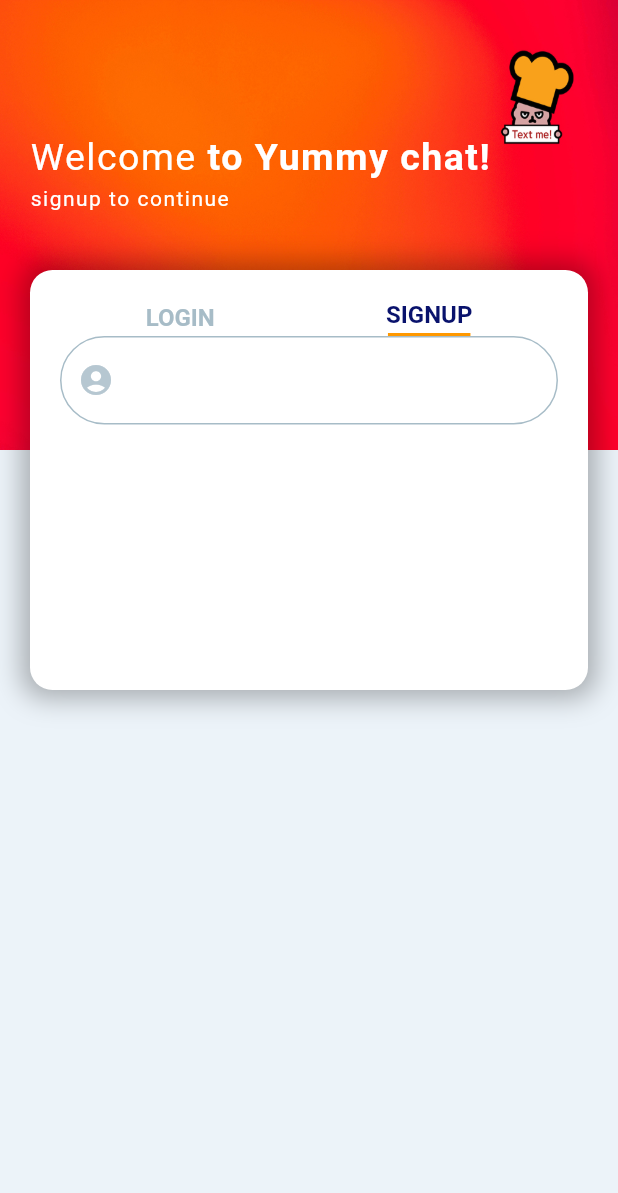
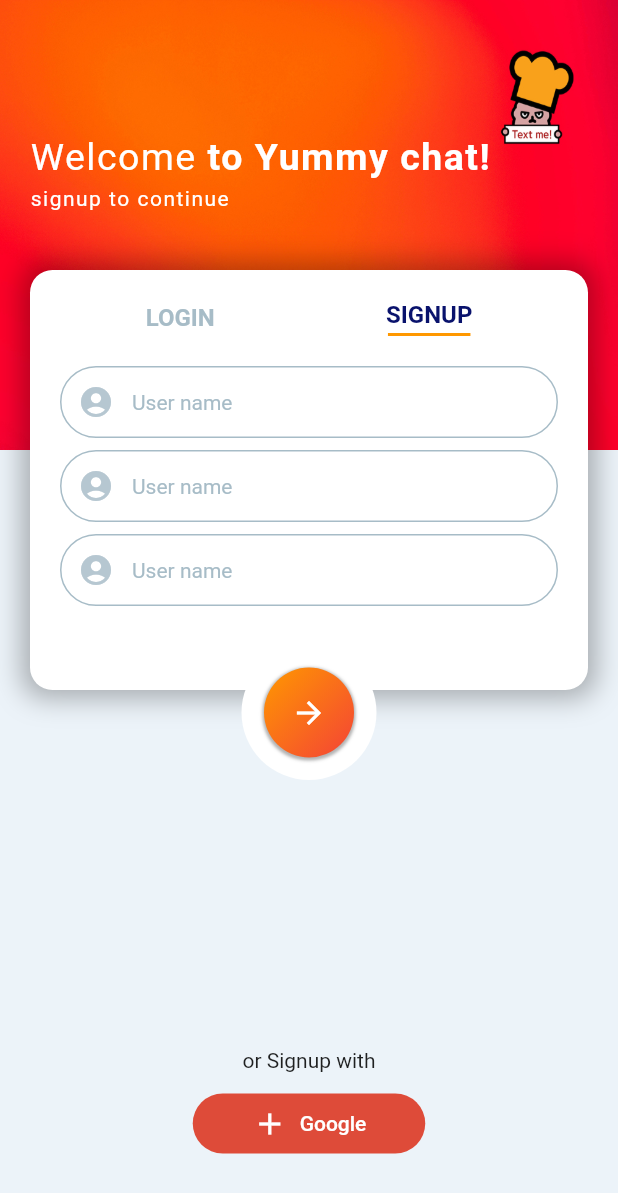
Before and after one commit to seol11796/chatting-app, a Flutter app: the screen it shows after launch, on a phone screen of 412 x 824 dp. Shown: the top 1193 px of the screen. Run offline on Flutter 3.47's test engine with Material 2 defaults, Android fonts, the phone set to English and light mode, and no system bars.

Commit message:
third commit

```diff
--- a/lib/screens/main_screen.dart
+++ b/lib/screens/main_screen.dart
@@ -18,6 +18,7 @@ class _LoginSignupScreenState extends State<LoginSignupScreen> {
       backgroundColor: Palette.backgroundColor,
       body: Stack(
     children: [
+      // 배경
       Positioned(
         top: 0,
         right: 0,
@@ -71,6 +72,7 @@ class _LoginSignupScreenState extends State<LoginSignupScreen> {
         )
         ),
       ),
+      // 텍스트 폼 필드
       Positioned(
         top: 180,
           child: Container(
@@ -151,7 +153,9 @@ class _LoginSignupScreenState extends State<LoginSignupScreen> {
                     )
                   ],
                 ),
+
                 Container(
+                  margin: EdgeInsets.only(top:20),
                   child:Form(
                     child: Column(
                       children: [
@@ -174,6 +178,72 @@ class _LoginSignupScreenState extends State<LoginSignupScreen> {
                                 borderRadius: BorderRadius.all(
                                     Radius.circular(35.0))
                             ),
+                            hintText:'User name',
+                            hintStyle: TextStyle(
+                              fontSize: 14,
+                              color: Palette.textColor1
+                            ),
+                            contentPadding: EdgeInsets.all(10)
+                          ),
+                        ),
+                        SizedBox(
+                          height: 8,
+                        ),
+                        TextFormField(
+                          decoration: InputDecoration(
+                              prefixIcon: Icon(Icons.account_circle,
+                                color: Palette.iconColor,
+                              ),
+                              enabledBorder: OutlineInputBorder(
+                                  borderSide: BorderSide(
+                                      color: Palette.textColor1
+                                  ),
+                                  borderRadius: BorderRadius.all(
+                                      Radius.circular(35.0))
+                              ),
+                              focusedBorder: OutlineInputBorder(
+                                  borderSide: BorderSide(
+                                      color: Palette.textColor1
+                                  ),
+                                  borderRadius: BorderRadius.all(
+                                      Radius.circular(35.0))
+                              ),
+                              hintText:'User name',
+                              hintStyle: TextStyle(
+                                  fontSize: 14,
+                                  color: Palette.textColor1
+                              ),
+                              contentPadding: EdgeInsets.all(10)
+                          ),
+                        ),
+                        SizedBox(
+                          height: 8,
+                        ),
+                        TextFormField(
+                          decoration: InputDecoration(
+                              prefixIcon: Icon(Icons.account_circle,
+                                color: Palette.iconColor,
+                              ),
+                              enabledBorder: OutlineInputBorder(
+                                  borderSide: BorderSide(
+                                      color: Palette.textColor1
+                                  ),
+                                  borderRadius: BorderRadius.all(
+                                      Radius.circular(35.0))
+                              ),
+                              focusedBorder: OutlineInputBorder(
+                                  borderSide: BorderSide(
+                                      color: Palette.textColor1
+                                  ),
+                                  borderRadius: BorderRadius.all(
+                                      Radius.circular(35.0))
+                              ),
+                              hintText:'User name',
+                              hintStyle: TextStyle(
+                                  fontSize: 14,
+                                  color: Palette.textColor1
+                              ),
+                              contentPadding: EdgeInsets.all(10)
                           ),
                         ),
                       ],
@@ -184,7 +254,78 @@ class _LoginSignupScreenState extends State<LoginSignupScreen> {
             ),
           ),
       ),
+      // 전송 버튼
+      Positioned(
+          top: 430,
+          left: 0,
+          right: 0,
+          child:  Center(
+            child: Container(
+              padding: EdgeInsets.all(15),
+              height: 90,
+              width: 90,
+        decoration: BoxDecoration(
+            color: Colors.white,
+            borderRadius: BorderRadius.circular(50)
+        ),
+        child: Container(
+          decoration: BoxDecoration(
+            gradient: LinearGradient(
+              colors: [
+                Colors.orange,
+                Colors.red
+              ],
+              begin: Alignment.topLeft,
+              end: Alignment.bottomRight
+            ),
+            borderRadius: BorderRadius.circular(30),
+            boxShadow: [
+              BoxShadow(
+                color: Colors.black.withOpacity(0.3),
+                spreadRadius: 1,
+                blurRadius: 1,
+              offset: Offset(0,1),
+              ),
+            ],
+          ),
+
+          child: Icon(
+            Icons.arrow_forward,
+            color: Colors.white,
+
+          ),
+        ),
+      ),
+          )),
+
+      Positioned(
+          top: MediaQuery.of(context).size.height - 125,
+          right: 0,
+          left: 0,
+
+          child: Column(
+            children: [
+              Text('or Signup with'),
+              SizedBox(
+                height: 10,
+              ),
+              TextButton.icon(
+                  onPressed: (){},
+                  style:TextButton.styleFrom(
+                    primary: Colors.white,
+                    minimumSize: Size(155, 40),
+                    shape: RoundedRectangleBorder(
+                      borderRadius: BorderRadius.circular(20)
+                    ),
+                 backgroundColor: Palette.googleColor
+                  ),
+                  icon: Icon(Icons.add) ,
+                  label: Text('Google'),
+              )
+            ],
+          ))
     ],
+
       ),
     );
   }
```
